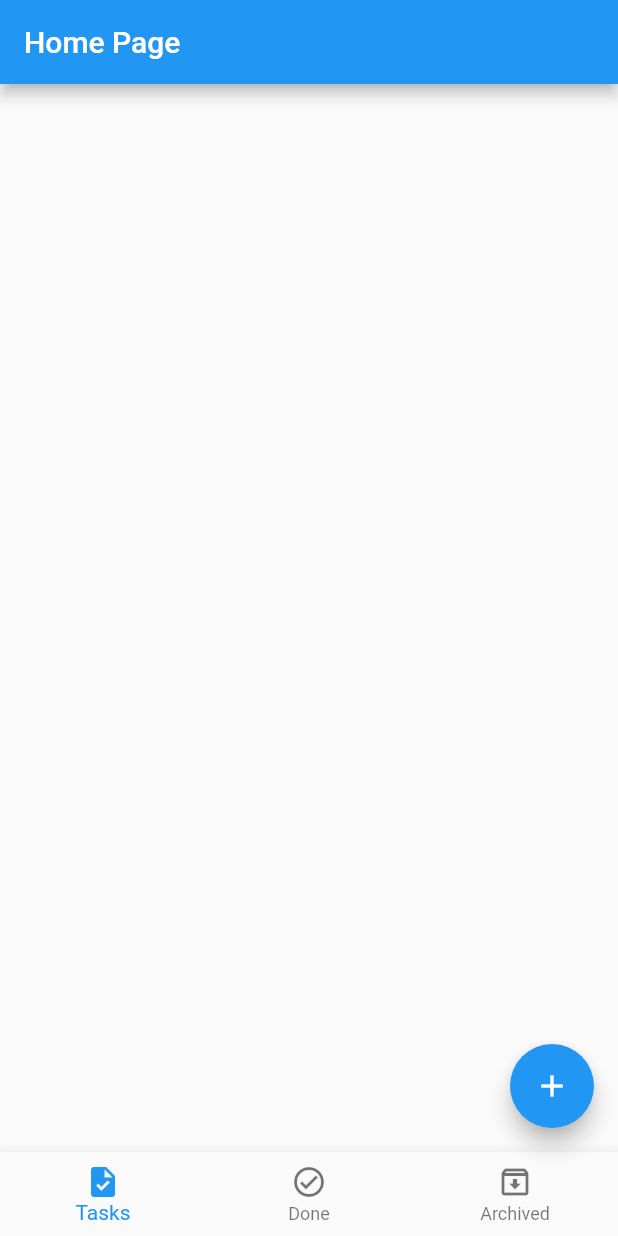
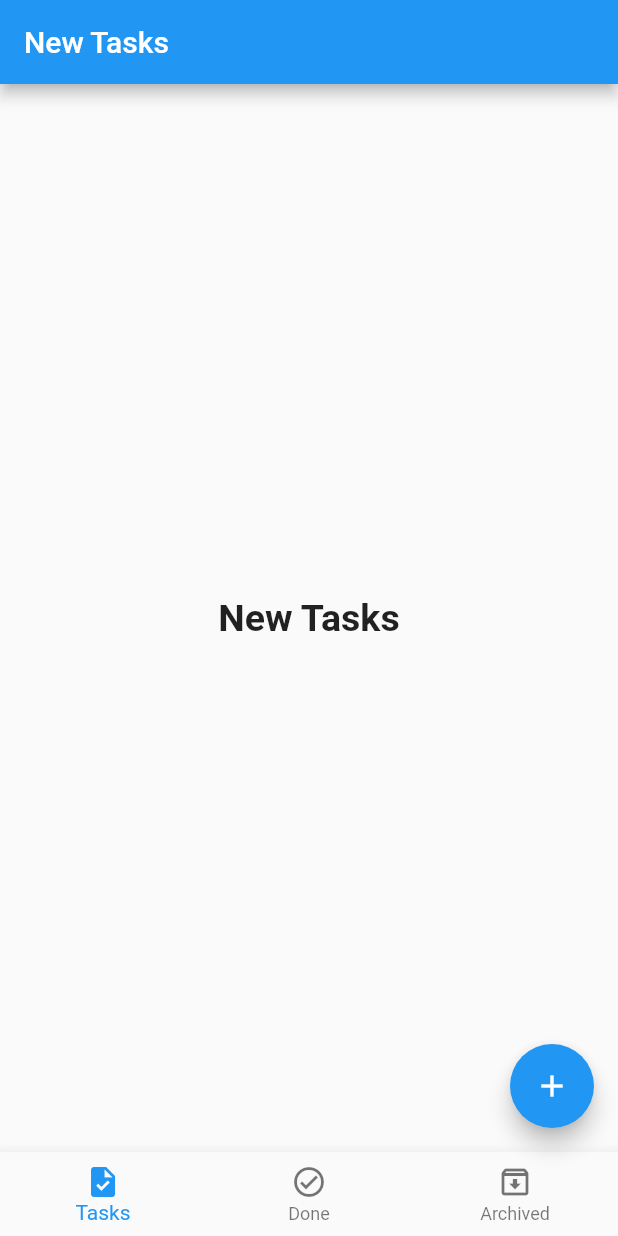
Before and after one commit to asmaahassnasr/flutter-todo-app, a Flutter app: the screen it shows after launch, on a phone screen of 412 x 824 dp. Run offline on Flutter 3.47's test engine with Material 2 defaults, Android fonts, the phone set to English and light mode, and no system bars.

Commit message:
Create Screens to toggle between them using list of widgets

```diff
--- a/lib/layout/home_layout.dart
+++ b/lib/layout/home_layout.dart
@@ -1,4 +1,8 @@
 import 'package:flutter/material.dart';
+import 'package:todo_aplication/modules/archived_tasks/archived_tasks_screen.dart';
+import 'package:todo_aplication/modules/done_tasks/done_tasks_screen.dart';
+
+import '../modules/new_tasks/new_tasks_screen.dart';
 
 class HomeLayout extends StatefulWidget {
   @override
@@ -7,14 +11,18 @@ class HomeLayout extends StatefulWidget {
 
 class _HomeLayoutState extends State<HomeLayout> {
   int currentIndex =0;
+  List<Widget> screens= [NewTasksScreen(),DoneTasksScreen(),ArchivedTasksScreen()];
+
+  List<String> screenTitle = ['New','Done','Archived'];
   @override
   Widget build(BuildContext context) {
     return Scaffold(
       appBar: AppBar(
         title: Text(
-          'Home Page',
+          '${screenTitle[currentIndex]} Tasks',
         ),
       ),
+      body: screens[currentIndex],
       floatingActionButton: FloatingActionButton(
         onPressed: (){},
         child: Icon(
--- /dev/null
+++ b/lib/modules/new_tasks/new_tasks_screen.dart
@@ -0,0 +1,16 @@
+import 'package:flutter/material.dart';
+
+class NewTasksScreen extends StatelessWidget {
+  @override
+  Widget build(BuildContext context) {
+    return Center(
+      child: Text(
+        'New Tasks',
+        style: TextStyle(
+          fontSize: 25.0,
+          fontWeight: FontWeight.bold,
+        ),
+      ),
+    );
+  }
+}
```
Also changed, not shown: lib/modules/archived_tasks/archived_tasks_screen.dart (added, +16 -0 lines), lib/modules/done_tasks/done_tasks_screen.dart (added, +16 -0 lines).
